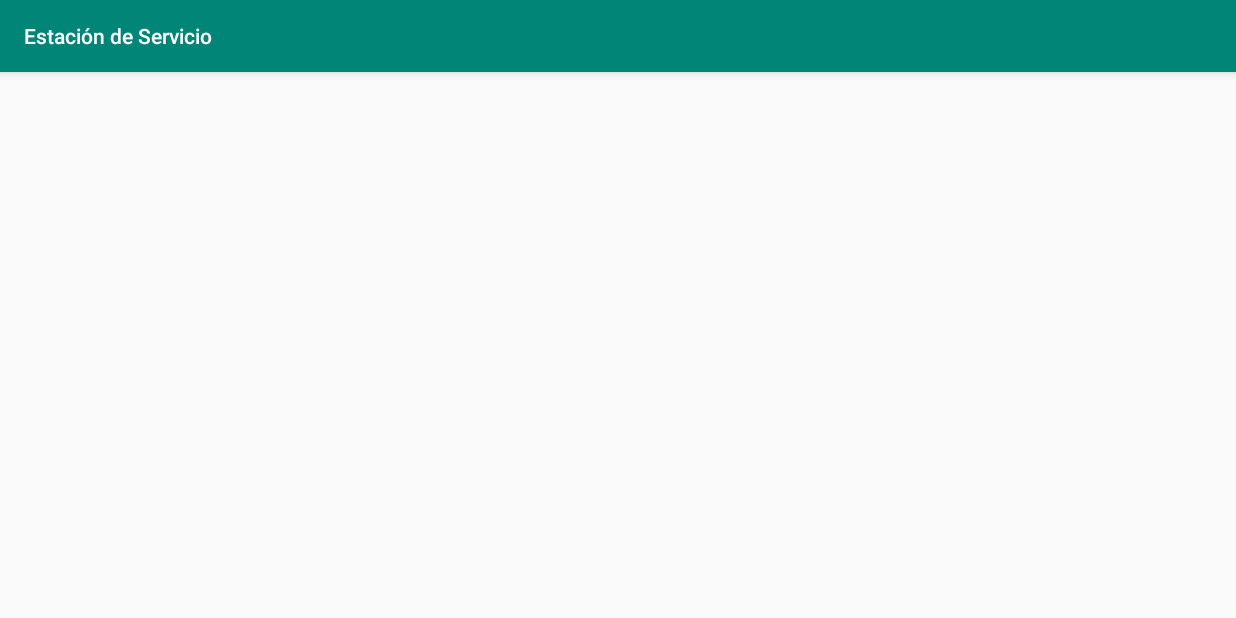
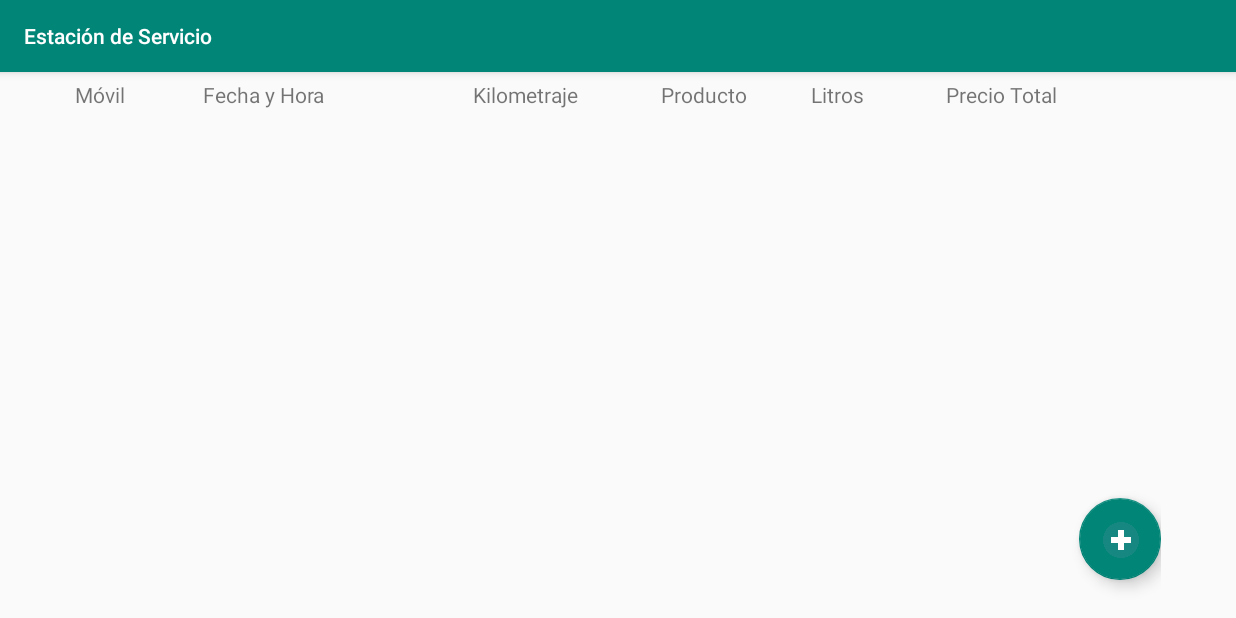
Before and after one commit to altitude-solutions/Estacion_Servicio, an Android app: the EstacionDeServicio screen opened directly, with no data from a screen before it, on a phone screen of 824 x 412 dp (held sideways). Run offline under Robolectric (Android 15) with nearby library versions, the phone set to English and light mode, and no system bars; 4 statements that could not run were skipped.

Commit message:
Floating button ready table ready

```diff
--- a/app/src/main/res/layout/create_register.xml
+++ b/app/src/main/res/layout/create_register.xml
@@ -5,6 +5,9 @@
     android:layout_width="match_parent"
     android:layout_height="match_parent">
 
-
+    <TextView
+        android:layout_width="match_parent"
+        android:layout_height="match_parent"
+        android:text="jnoasni"/>
 
 </LinearLayout>
--- a/app/src/main/res/layout/estacion_de_servicio.xml
+++ b/app/src/main/res/layout/estacion_de_servicio.xml
@@ -1,15 +1,72 @@
 <?xml version="1.0" encoding="utf-8"?>
 <LinearLayout xmlns:android="http://schemas.android.com/apk/res/android"
+    xmlns:app="http://schemas.android.com/apk/res-auto"
     android:layout_width="match_parent"
     android:layout_height="match_parent"
     android:theme="@style/Theme.AppCompat.Light.NoActionBar"
-    android:orientation="vertical">
+    android:orientation="vertical"
+    android:paddingLeft="50dp"
+    android:paddingRight="50dp"
+    android:paddingTop="5dp"
+    android:paddingBottom="5dp">
+
+<!--    <TableLayout-->
+<!--        android:layout_width="match_parent"-->
+<!--        android:layout_height="wrap_content">-->
+
+        <TableRow
+            android:layout_width="match_parent"
+            android:layout_height="wrap_content">
+
+<!--            <TextView-->
+<!--                android:layout_width="35sp"-->
+<!--                android:text="#" />-->
+
+            <TextView
+                android:layout_width="85sp"
+                android:text="Móvil" />
+
+            <TextView
+                android:layout_width="180sp"
+                android:text="Fecha y Hora" />
+
+            <TextView
+                android:layout_width="125sp"
+                android:text="Kilometraje" />
+
+            <TextView
+                android:layout_width="100sp"
+                android:text="Producto" />
+
+            <TextView
+                android:layout_width="90sp"
+                android:text="Litros" />
+
+            <TextView
+                android:layout_width="120sp"
+                android:text="Precio Total" />
+
+        </TableRow>
+
+<!--    </TableLayout>-->
 
     <androidx.recyclerview.widget.RecyclerView
         android:id="@+id/tableView"
         android:layout_width="match_parent"
-        android:layout_height="wrap_content">
+        android:layout_height="match_parent"
+        android:layout_weight="100"/>
 
-    </androidx.recyclerview.widget.RecyclerView>
+
+    <com.google.android.material.floatingactionbutton.FloatingActionButton
+        android:id="@+id/addButton"
+        android:layout_width="match_parent"
+        android:layout_height="wrap_content"
+        android:clickable="true"
+        android:focusable="true"
+        app:srcCompat="@drawable/add"
+        android:layout_marginRight="0dp"
+        android:layout_marginBottom="20dp"
+        android:layout_weight="1"
+        android:layout_gravity="end"/>
 
 </LinearLayout>
```
Also changed, not shown: app/src/main/java/org/altitudesolutions/estacindeservicio/Adapters/RegisterAdapter.kt (+16 -2 lines), app/src/main/java/org/altitudesolutions/estacindeservicio/EstacionDeServicio.kt (+10 -2 lines), app/src/main/res/layout/item_register.xml (+36 -30 lines), app/src/main/res/drawable/add.png (added).
